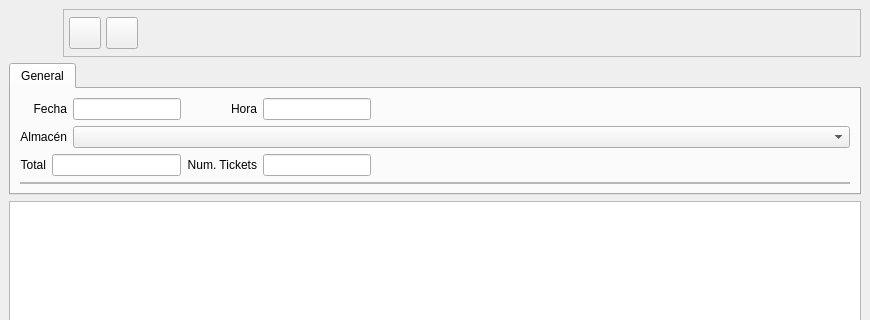
eboladev/Bulmages-1, file bulmages/bulmafact/plugins/plugintpv/zbase.ui: the form before one commit; both pictures show x 0 to 870 and y 0 to 320 of the 870 by 695 pixel window.
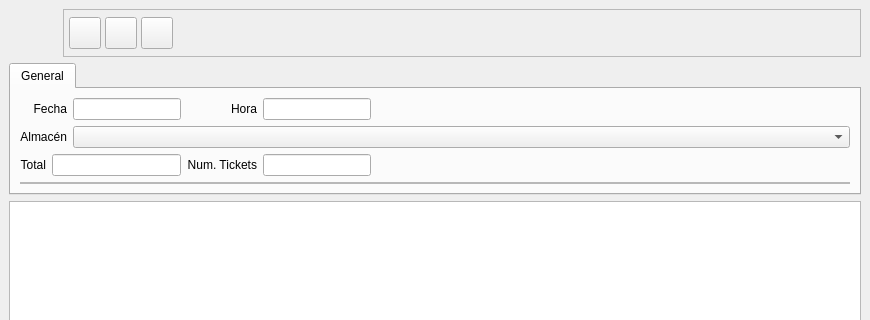
The form after the commit. Icons and pictures are not drawn. Custom widgets are drawn as their Qt base class.

Diff of the .ui file:
```diff
--- a/bulmages/bulmafact/plugins/plugintpv/zbase.ui
+++ b/bulmages/bulmafact/plugins/plugintpv/zbase.ui
@@ -61,13 +61,10 @@
        <property name="frameShadow" >
         <enum>QFrame::Raised</enum>
        </property>
-       <layout class="QHBoxLayout" >
+       <layout class="QHBoxLayout" name="horizontalLayout" >
         <property name="margin" >
          <number>5</number>
         </property>
-        <property name="spacing" >
-         <number>5</number>
-        </property>
         <item>
          <widget class="QToolButton" name="mui_guardar" >
           <property name="minimumSize" >
@@ -142,6 +139,41 @@
           </property>
          </widget>
         </item>
+        <item>
+         <widget class="QToolButton" name="mui_actualizar" >
+          <property name="minimumSize" >
+           <size>
+            <width>32</width>
+            <height>32</height>
+           </size>
+          </property>
+          <property name="maximumSize" >
+           <size>
+            <width>32</width>
+            <height>32</height>
+           </size>
+          </property>
+          <property name="toolTip" >
+           <string>Actualizar listado</string>
+          </property>
+          <property name="whatsThis" >
+           <string>Actualizar listado</string>
+          </property>
+          <property name="text" >
+           <string/>
+          </property>
+          <property name="icon" >
+           <iconset resource="../../../bulmages.qrc" >
+            <normaloff>:/Images/view-refresh.svg</normaloff>:/Images/view-refresh.svg</iconset>
+          </property>
+          <property name="iconSize" >
+           <size>
+            <width>32</width>
+            <height>32</height>
+           </size>
+          </property>
+         </widget>
+        </item>
         <item>
          <spacer>
           <property name="orientation" >
@@ -338,12 +370,12 @@
    </item>
    <item>
     <layout class="QHBoxLayout" >
-     <property name="margin" >
-      <number>0</number>
-     </property>
      <property name="spacing" >
       <number>5</number>
      </property>
+     <property name="margin" >
+      <number>0</number>
+     </property>
      <item>
       <spacer>
        <property name="orientation" >
```
Left out of the diff: 62 changed lines with no effect on the pictures.
